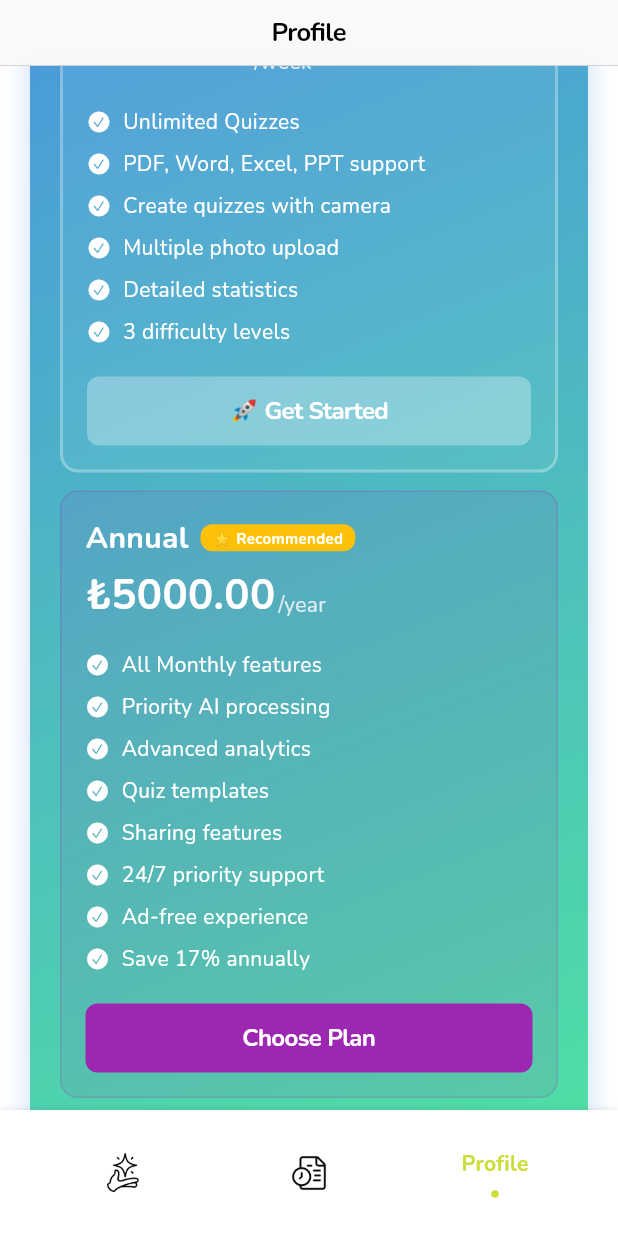
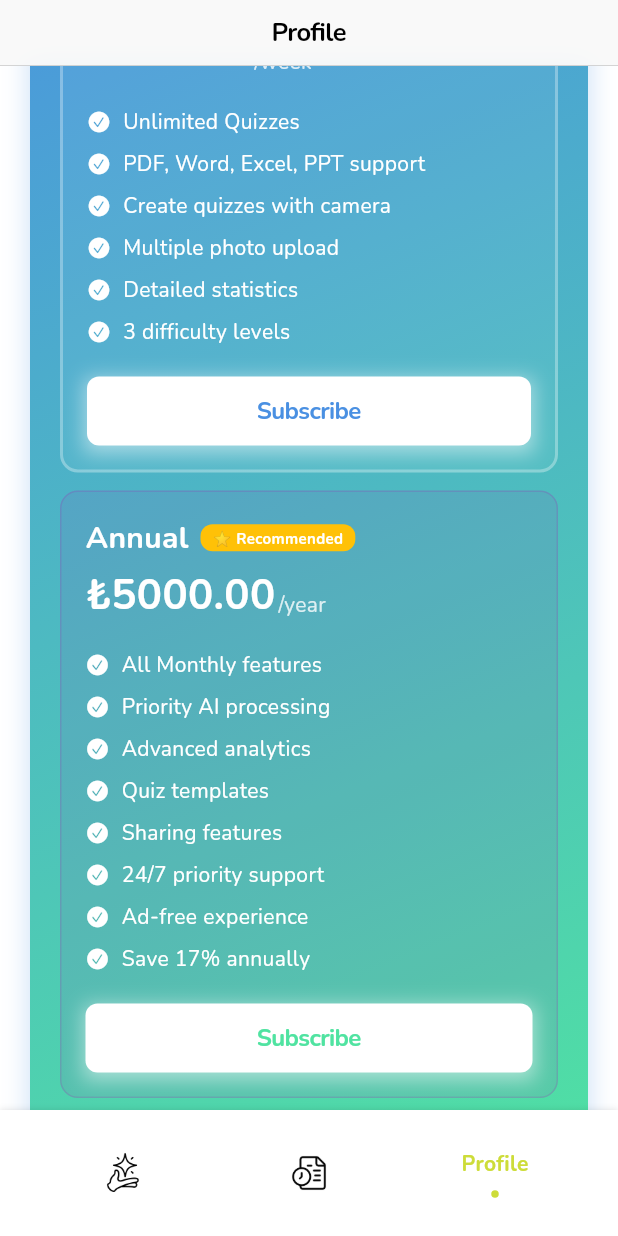
Before and after one commit to kardelenkeles/ui-quiz, a Flutter app: the screen it shows once a user with an empty profile is signed in, item 3 of the bottom bar chosen, scrolled down 576 dp, on a phone screen of 412 x 824 dp. Run offline on Flutter 3.47's test engine with Material 3 defaults, Android fonts, the phone set to English and light mode, and no system bars; drawn by our look-alikes of flashy_tab_bar2, keyboard_dismisser; our stand-ins replace cloud_firestore, device_info_plus, file_picker, firebase_auth, firebase_core, google_sign_in and 5 more; missing offline and left inert: add_to_cart_animation, animated_button, flutter_pdf_text, linear_progress_bar, purchases_flutter; accounts and stored records are empty; project files that could hold a hidden picture were left out.

Commit message:
feat: enhance subscription button styling with shadow effect and color adjustments

```diff
--- a/lib/screens/profile/profile_screen.dart
+++ b/lib/screens/profile/profile_screen.dart
@@ -590,22 +590,32 @@ class ProfileScreen extends StatelessWidget {
           }).toList(),
           if (isUpgrade) ...[
             const SizedBox(height: 12),
-            SizedBox(
+            Container(
               width: double.infinity,
+              decoration: BoxDecoration(
+                boxShadow: [
+                  BoxShadow(
+                    color: Colors.white.withOpacity(0.5),
+                    blurRadius: 10,
+                    spreadRadius: 2,
+                    offset: const Offset(0, 3),
+                  ),
+                ],
+              ),
               child: CupertinoButton(
-                color: color,
+                color: Colors.white,
                 onPressed: () {
                   // TODO: Implement subscription logic
                 },
                 borderRadius: BorderRadius.circular(8),
                 padding: const EdgeInsets.symmetric(vertical: 12),
                 child: Text(
-                  isPopular ? '🚀 Get Started' : 'Choose Plan',
-                  style: const TextStyle(
+                  isPopular ? 'Subscribe' : 'Subscribe',
+                  style: TextStyle(
                     fontFamily: 'Nunito',
                     fontWeight: FontWeight.bold,
                     fontSize: 16,
-                    color: Colors.white,
+                    color: isPopular ? Color(0xFF4A90E2) : Color(0xFF50E3A1),
                   ),
                 ),
               ),
```
